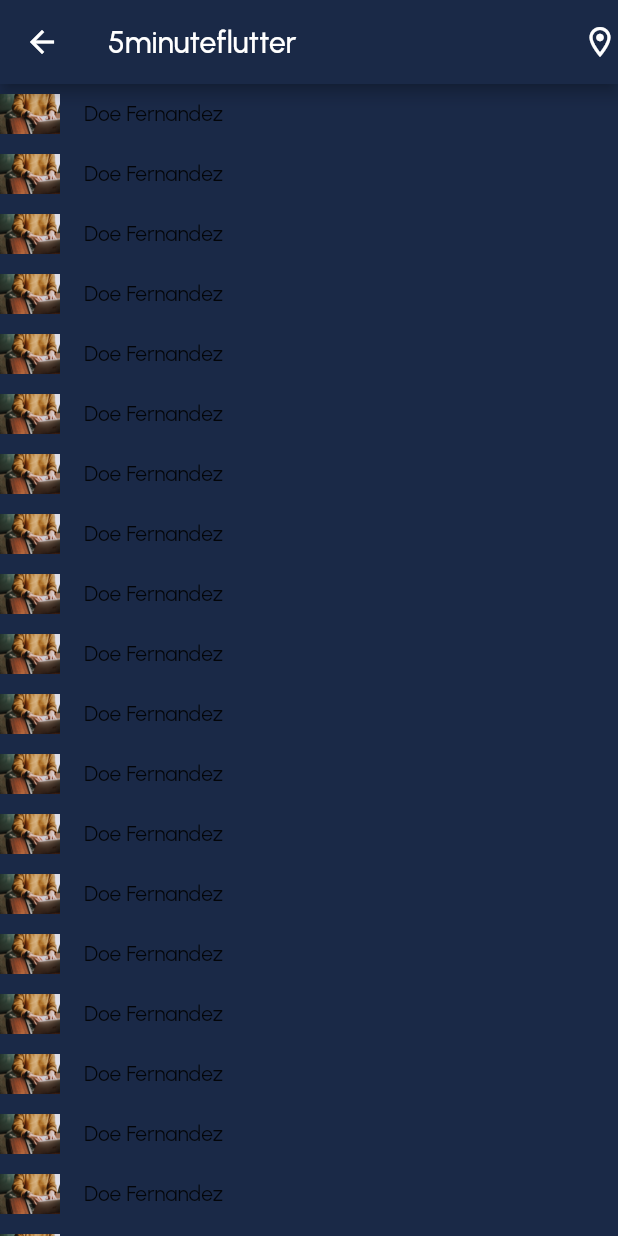
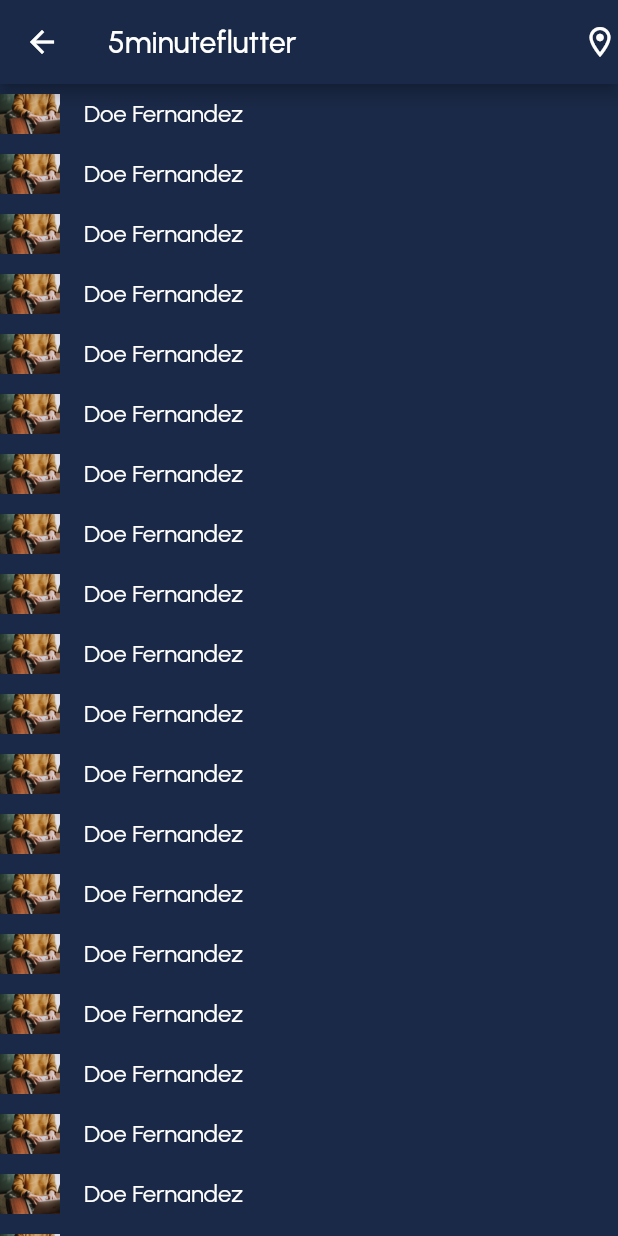
Before and after one commit to muhdamean/posts_app, a Flutter app: the HomePage screen opened directly, on a phone screen of 412 x 824 dp. Run offline on Flutter 3.47's test engine with Material 2 defaults, Android fonts, the phone set to English and light mode, and no system bars; our stand-ins replace flutter_svg; project files that could hold a hidden picture were left out.

Commit message:
Add AppText styles

```diff
--- a/lib/pages/home_page.dart
+++ b/lib/pages/home_page.dart
@@ -1,5 +1,6 @@
 import 'package:flutter/material.dart';
 import 'package:flutter_full_course/styles/app_colors.dart';
+import 'package:flutter_full_course/styles/app_text.dart';
 
 class HomePage extends StatelessWidget {
   const HomePage({super.key});
@@ -31,7 +32,7 @@ class HomePage extends StatelessWidget {
         const SizedBox(
           width: 16,
         ),
-        const Text('Doe Fernandez'),
+        const Text('Doe Fernandez', style: AppText.subtitle3,),
       ],
     );
   }
--- /dev/null
+++ b/lib/styles/app_text.dart
@@ -0,0 +1,11 @@
+import 'package:flutter/material.dart';
+
+class AppText {
+  static const header1 = TextStyle(fontSize: 24, fontWeight: FontWeight.w900);
+  static const header2 = TextStyle(fontSize: 24, fontWeight: FontWeight.w600);
+  static const subtitle1 = TextStyle(fontSize: 16, fontWeight: FontWeight.w600);
+  static const subtitle2 = TextStyle(fontSize: 16, fontWeight: FontWeight.w500);
+  static const subtitle3 = TextStyle(fontSize: 16, fontWeight: FontWeight.w400);
+  static const body1 = TextStyle(fontSize: 14, fontWeight: FontWeight.w500);
+  static const body2 = TextStyle(fontSize: 14, fontWeight: FontWeight.w400);
+}
--- a/pubspec.yaml
+++ b/pubspec.yaml
@@ -30,6 +30,7 @@ environment:
 dependencies:
   flutter:
     sdk: flutter
+  flutter_svg: ^2.0.7
 
 
   # The following adds the Cupertino Icons font to your application.
@@ -62,6 +63,7 @@ flutter:
   assets:
     - assets/images/
     - assets/temp/
+    - assets/svg/
    # - images/a_dot_ham.jpeg
 
   # An image asset can refer to one or more resolution-specific "variants", see
```
Also changed, not shown: lib/main.dart (+11 -9 lines), lib/pages/main_page.dart (+48 -11 lines), assets/svg/ic_add.svg (added), assets/svg/ic_favorite.svg (added), assets/svg/ic_home.svg (added), assets/svg/ic_location.svg (added), assets/svg/ic_messages.svg (added), assets/svg/ic_user.svg (added), assets/temp/post1.jpg (added), pubspec.lock.
